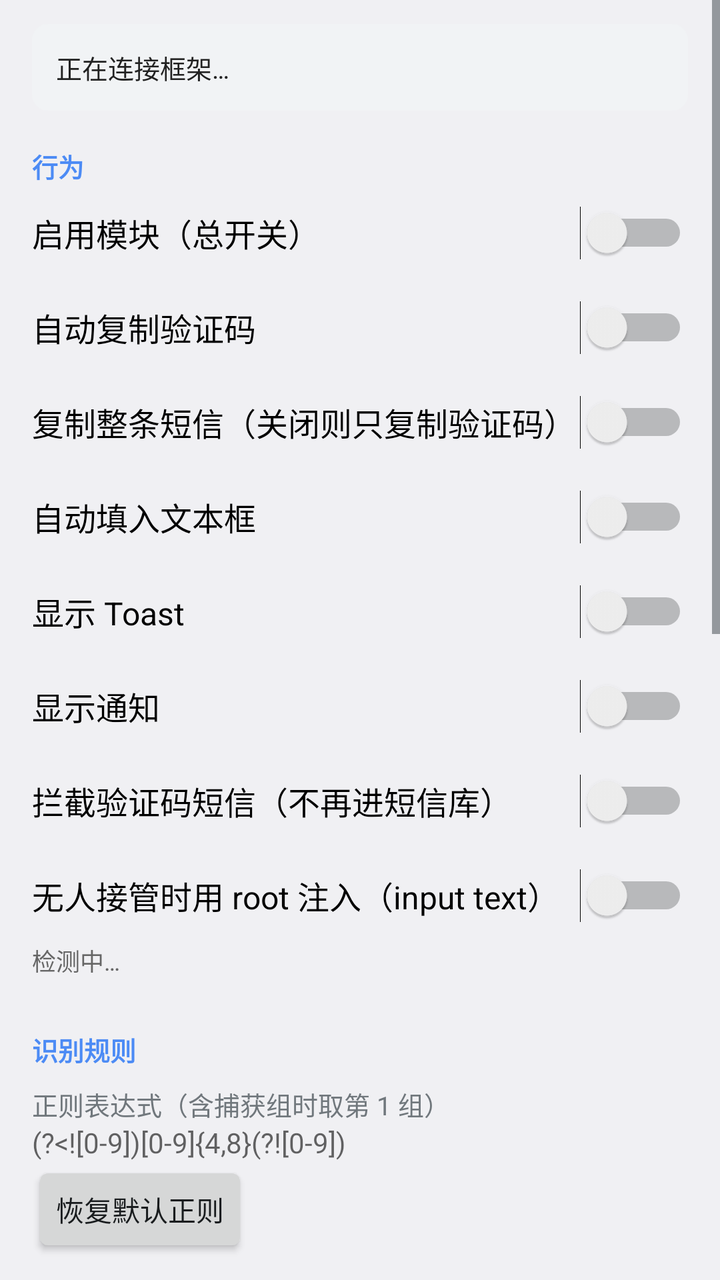
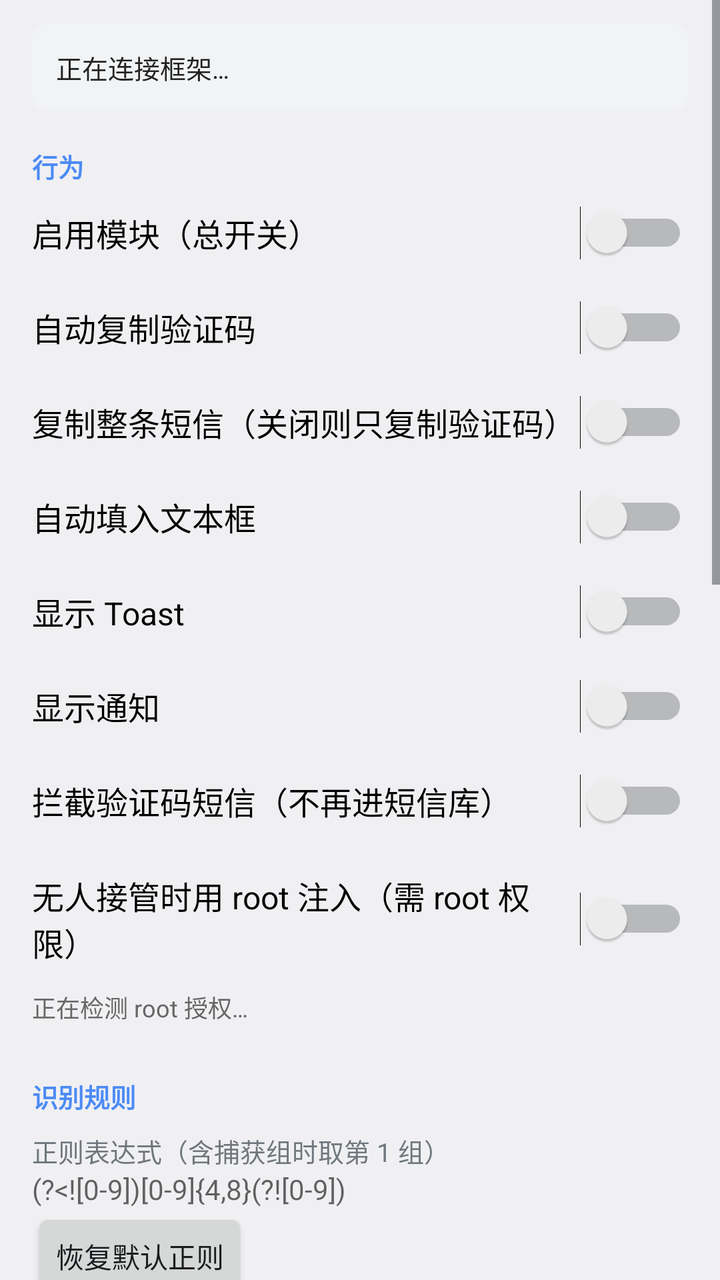

Before-and-after screenshots of an Android layout around one commit, followed by the original layout XML and the change that was made.
<!-- AndroidManifest.xml: application theme AppTheme -->
<!-- res/layout/activity_main.xml -->
<?xml version="1.0" encoding="utf-8"?>
<ScrollView xmlns:android="http://schemas.android.com/apk/res/android"
    android:layout_width="match_parent"
    android:layout_height="match_parent"
    android:fillViewport="true">

    <LinearLayout
        android:layout_width="match_parent"
        android:layout_height="wrap_content"
        android:orientation="vertical"
        android:paddingStart="16dp"
        android:paddingEnd="16dp"
        android:paddingTop="12dp"
        android:paddingBottom="32dp">

        <TextView
            android:id="@+id/tv_status"
            android:layout_width="match_parent"
            android:layout_height="wrap_content"
            android:background="@drawable/bg_status"
            android:padding="12dp"
            android:text="正在连接框架…"
            android:textColor="#FF222222"
            android:textSize="13sp" />

        <TextView
            android:layout_width="match_parent"
            android:layout_height="wrap_content"
            android:layout_marginTop="18dp"
            android:text="行为"
            android:textColor="#FF4C8BF5"
            android:textSize="13sp"
            android:textStyle="bold" />

        <Switch
            android:id="@+id/sw_enabled"
            android:layout_width="match_parent"
            android:layout_height="wrap_content"
            android:paddingTop="12dp"
            android:paddingBottom="12dp"
            android:text="启用模块（总开关）"
            android:textSize="16sp" />

        <Switch
            android:id="@+id/sw_auto_copy"
            android:layout_width="match_parent"
            android:layout_height="wrap_content"
            android:paddingTop="12dp"
            android:paddingBottom="12dp"
            android:text="自动复制验证码"
            android:textSize="16sp" />

        <Switch
            android:id="@+id/sw_copy_full"
            android:layout_width="match_parent"
            android:layout_height="wrap_content"
            android:paddingTop="12dp"
            android:paddingBottom="12dp"
            android:text="复制整条短信（关闭则只复制验证码）"
            android:textSize="16sp" />

        <Switch
            android:id="@+id/sw_auto_fill"
            android:layout_width="match_parent"
            android:layout_height="wrap_content"
            android:paddingTop="12dp"
            android:paddingBottom="12dp"
            android:text="自动填入文本框"
            android:textSize="16sp" />

        <Switch
            android:id="@+id/sw_toast"
            android:layout_width="match_parent"
            android:layout_height="wrap_content"
            android:paddingTop="12dp"
            android:paddingBottom="12dp"
            android:text="显示 Toast"
            android:textSize="16sp" />

        <Switch
            android:id="@+id/sw_notification"
            android:layout_width="match_parent"
            android:layout_height="wrap_content"
            android:paddingTop="12dp"
            android:paddingBottom="12dp"
            android:text="显示通知"
            android:textSize="16sp" />

        <Switch
            android:id="@+id/sw_block"
            android:layout_width="match_parent"
            android:layout_height="wrap_content"
            android:paddingTop="12dp"
            android:paddingBottom="12dp"
            android:text="拦截验证码短信（不再进短信库）"
            android:textSize="16sp" />

        <Switch
            android:id="@+id/sw_root_fill"
            android:layout_width="match_parent"
            android:layout_height="wrap_content"
            android:paddingTop="12dp"
            android:paddingBottom="12dp"
            android:text="无人接管时用 root 注入（input text）"
            android:textSize="16sp" />

        <TextView
            android:id="@+id/tv_root_hint"
            android:layout_width="match_parent"
            android:layout_height="wrap_content"
            android:paddingBottom="8dp"
            android:text="检测中…"
            android:textColor="#FF666666"
            android:textSize="12sp" />

        <TextView
            android:layout_width="match_parent"
            android:layout_height="wrap_content"
            android:layout_marginTop="18dp"
            android:text="识别规则"
            android:textColor="#FF4C8BF5"
            android:textSize="13sp"
            android:textStyle="bold" />

        <TextView
            android:layout_width="match_parent"
            android:layout_height="wrap_content"
            android:layout_marginTop="8dp"
            android:text="正则表达式（含捕获组时取第 1 组）"
            android:textSize="13sp" />

        <EditText
            android:id="@+id/et_regex"
            android:layout_width="match_parent"
            android:layout_height="wrap_content"
            android:hint="(?&lt;![0-9])[0-9]{4,8}(?![0-9])"
            android:inputType="textNoSuggestions"
            android:textSize="14sp" />

        <Button
            android:id="@+id/btn_regex_reset"
            style="?android:attr/buttonStyleSmall"
            android:layout_width="wrap_content"
            android:layout_height="wrap_content"
            android:text="恢复默认正则" />

        <TextView
            android:layout_width="match_parent"
            android:layout_height="wrap_content"
            android:layout_marginTop="12dp"
            android:text="关键词（逗号分隔，命中才认定为验证码短信；留空=不过滤）"
            android:textSize="13sp" />

        <EditText
            android:id="@+id/et_keywords"
            android:layout_width="match_parent"
            android:layout_height="wrap_content"
            android:inputType="textMultiLine|textNoSuggestions"
            android:minLines="2"
            android:textSize="14sp" />

        <Button
            android:id="@+id/btn_keywords_reset"
            style="?android:attr/buttonStyleSmall"
            android:layout_width="wrap_content"
            android:layout_height="wrap_content"
            android:text="恢复默认关键词" />

        <TextView
            android:layout_width="match_parent"
            android:layout_height="wrap_content"
            android:layout_marginTop="12dp"
            android:text="排除的应用包名（逗号分隔，这些应用不复制/不填入）"
            android:textSize="13sp" />

        <EditText
            android:id="@+id/et_blacklist"
            android:layout_width="match_parent"
            android:layout_height="wrap_content"
            android:hint="com.example.app1, com.example.app2"
            android:inputType="textMultiLine|textNoSuggestions"
            android:minLines="2"
            android:textSize="14sp" />

        <TextView
            android:layout_width="match_parent"
            android:layout_height="wrap_content"
            android:layout_marginTop="18dp"
            android:text="规则测试"
            android:textColor="#FF4C8BF5"
            android:textSize="13sp"
            android:textStyle="bold" />

        <EditText
            android:id="@+id/et_test"
            android:layout_width="match_parent"
            android:layout_height="wrap_content"
            android:layout_marginTop="8dp"
            android:hint="粘贴一条短信正文，例如：您的验证码是 884219，5 分钟内有效。"
            android:inputType="textMultiLine|textNoSuggestions"
            android:minLines="3"
            android:textSize="14sp" />

        <Button
            android:id="@+id/btn_test"
            style="?android:attr/buttonStyleSmall"
            android:layout_width="wrap_content"
            android:layout_height="wrap_content"
            android:text="测试提取" />

        <TextView
            android:id="@+id/tv_result"
            android:layout_width="match_parent"
            android:layout_height="wrap_content"
            android:layout_marginTop="8dp"
            android:text=""
            android:textSize="14sp"
            android:textStyle="bold" />

        <TextView
            android:layout_width="match_parent"
            android:layout_height="wrap_content"
            android:layout_marginTop="24dp"
            android:lineSpacingExtra="4dp"
            android:text="使用说明：\n1. 在 LSPosed 中启用本模块，作用域勾选「系统框架」与「电话/Phone」，然后重启或软重启。\n2. 修改配置后需要重新打开一次本应用，或等待通知配置刷新；大部分情况下立即可用。\n3. 短信在 com.android.phone 进程解析，复制/Toast/通知/填入在前台 App 进程执行；若当时没有前台 App，则由电话进程兜底复制并通知。\n4. Android 13+ 上通知由前台 App 自己发出，若该 App 未授予通知权限，会自动改由电话进程代发。\n5. 拦截会在短信分发前丢弃该短信，请谨慎开启。"
            android:textColor="#FF666666"
            android:textSize="12sp" />

    </LinearLayout>
</ScrollView>
<!-- resources referenced by this layout -->
<resources>
  <!-- drawable bg_status (drawable) -->
  <?xml version="1.0" encoding="utf-8"?>
  <shape xmlns:android="http://schemas.android.com/apk/res/android"
      android:shape="rectangle">
      <solid android:color="#FFF1F3F5" />
      <corners android:radius="8dp" />
  </shape>
  <style name="AppTheme" parent="@android:style/Theme.DeviceDefault.DayNight" />
</resources>

<!-- the commit's change to res/layout/activity_main.xml (unified diff, before → after) -->
@@ -101,7 +101,7 @@
             android:layout_height="wrap_content"
             android:paddingTop="12dp"
             android:paddingBottom="12dp"
-            android:text="无人接管时用 root 注入（input text）"
+            android:text="无人接管时用 root 注入（需 root 权限）"
             android:textSize="16sp" />
 
         <TextView
@@ -109,7 +109,7 @@
             android:layout_width="match_parent"
             android:layout_height="wrap_content"
             android:paddingBottom="8dp"
-            android:text="检测中…"
+            android:text="@string/root_checking"
             android:textColor="#FF666666"
             android:textSize="12sp" />
 
@@ -222,7 +222,7 @@
             android:layout_height="wrap_content"
             android:layout_marginTop="24dp"
             android:lineSpacingExtra="4dp"
-            android:text="使用说明：\n1. 在 LSPosed 中启用本模块，作用域勾选「系统框架」与「电话/Phone」，然后重启或软重启。\n2. 修改配置后需要重新打开一次本应用，或等待通知配置刷新；大部分情况下立即可用。\n3. 短信在 com.android.phone 进程解析，复制/Toast/通知/填入在前台 App 进程执行；若当时没有前台 App，则由电话进程兜底复制并通知。\n4. Android 13+ 上通知由前台 App 自己发出，若该 App 未授予通知权限，会自动改由电话进程代发。\n5. 拦截会在短信分发前丢弃该短信，请谨慎开启。"
+            android:text="使用说明：\n1. 在 LSPosed 中启用本模块，作用域勾选「电话服务（com.android.phone）」；用 root 注入时不必把目标 App 勾进作用域。然后重启（软重启不够）。\n2. 修改配置后需要重新打开一次本应用，或等待通知配置刷新；大部分情况下立即可用。\n3. 短信在 com.android.phone 进程解析，复制/Toast/通知/填入在前台 App 进程执行；若当时没有前台 App，则由电话进程兜底复制并通知。\n4. Android 13+ 上通知由前台 App 自己发出，若该 App 未授予通知权限，会自动改由电话进程代发。\n5. 拦截会在短信分发前丢弃该短信，请谨慎开启。\n6. root 注入需要本应用拿到 root 权限：请在 root 管理器（KernelSU / Magisk / APatch）里授权，未授权时该开关不生效。"
             android:textColor="#FF666666"
             android:textSize="12sp" />
 
<!-- resource entries referenced after the edit -->
@@ -7,6 +7,7 @@
       <solid android:color="#FFF1F3F5" />
       <corners android:radius="8dp" />
   </shape>
+  <string name="root_checking">正在检测 root 授权…</string>
   <style name="AppTheme" parent="@android:style/Theme.DeviceDefault.DayNight" />
 </resources>
 
